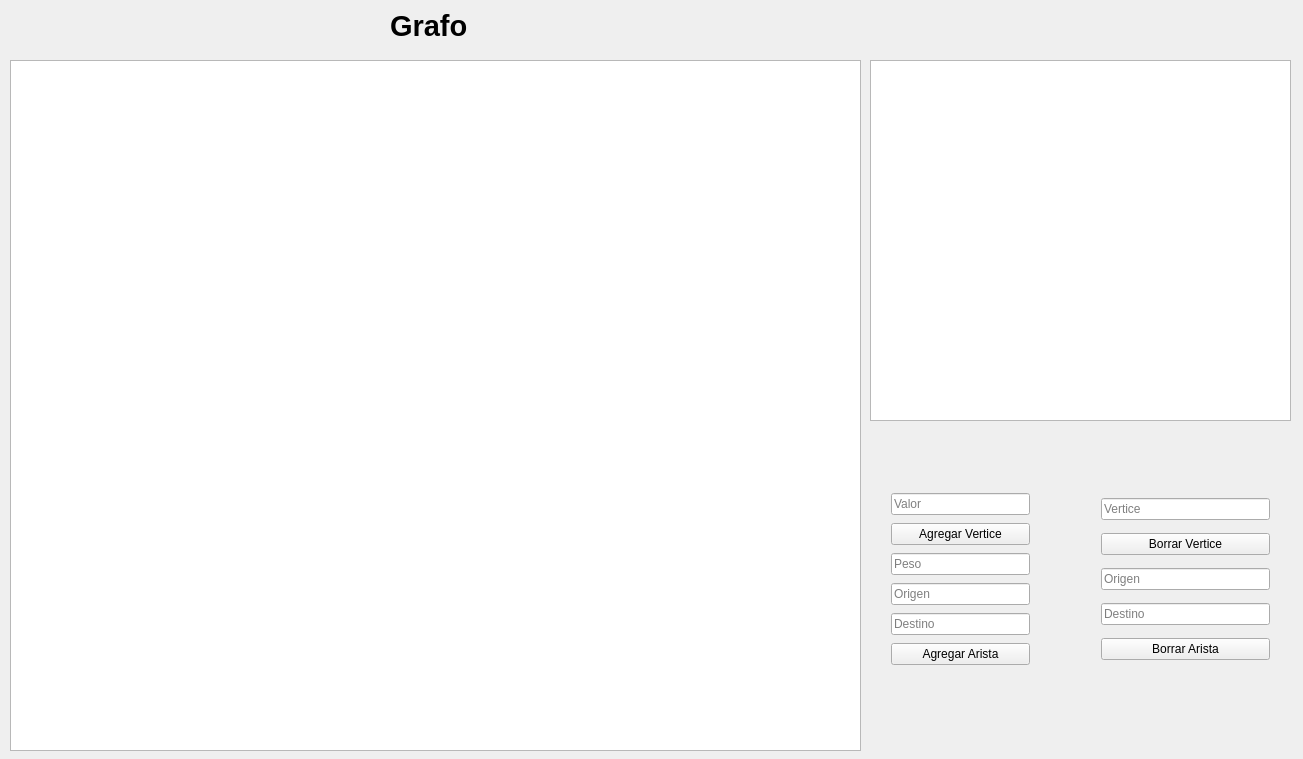
First picture: the form in graficador.ui, repository AleKiller21/Graficador-de-Grafos, before the edit.
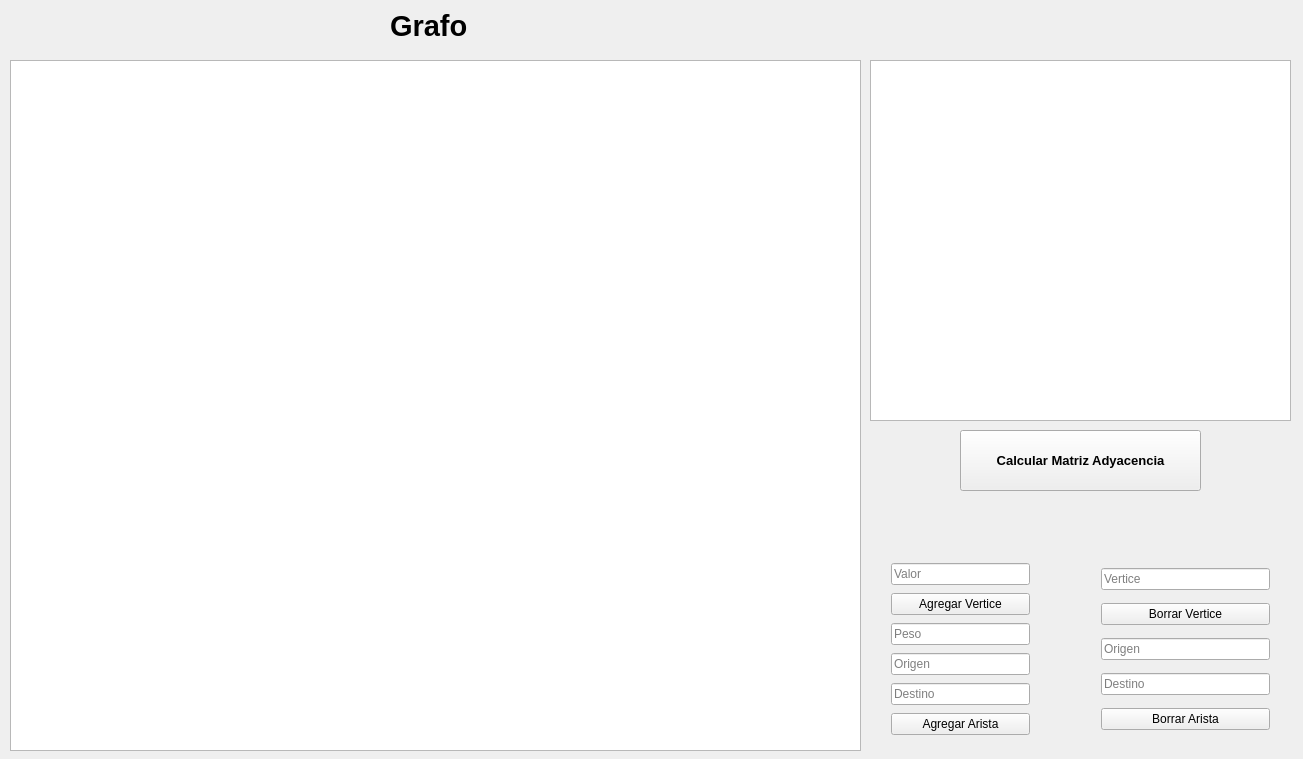
Second picture: the form after the edit.

What changed in the file:
```diff
--- a/graficador.ui
+++ b/graficador.ui
@@ -27,7 +27,7 @@
    <property name="geometry">
     <rect>
      <x>880</x>
-     <y>480</y>
+     <y>550</y>
      <width>161</width>
      <height>201</height>
     </rect>
@@ -107,11 +107,11 @@
     </rect>
    </property>
   </widget>
-  <widget class="QWidget" name="">
+  <widget class="QWidget" name="layoutWidget">
    <property name="geometry">
     <rect>
      <x>1090</x>
-     <y>480</y>
+     <y>550</y>
      <width>191</width>
      <height>201</height>
     </rect>
@@ -154,6 +154,26 @@
     </item>
    </layout>
   </widget>
+  <widget class="QPushButton" name="btnMatrizAdyacencia">
+   <property name="geometry">
+    <rect>
+     <x>960</x>
+     <y>430</y>
+     <width>241</width>
+     <height>61</height>
+    </rect>
+   </property>
+   <property name="font">
+    <font>
+     <pointsize>10</pointsize>
+     <weight>75</weight>
+     <bold>true</bold>
+    </font>
+   </property>
+   <property name="text">
+    <string>Calcular Matriz Adyacencia</string>
+   </property>
+  </widget>
  </widget>
  <layoutdefault spacing="6" margin="11"/>
  <resources/>
```
Left out of the diff: 2 changed lines with no effect on the pictures.
